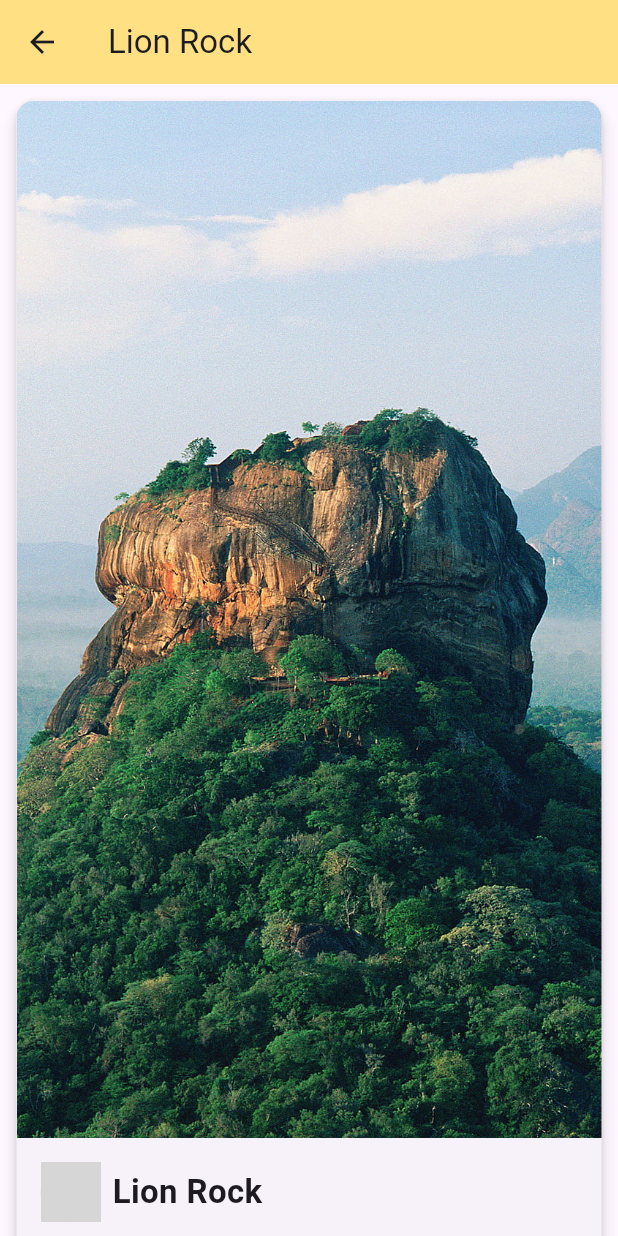
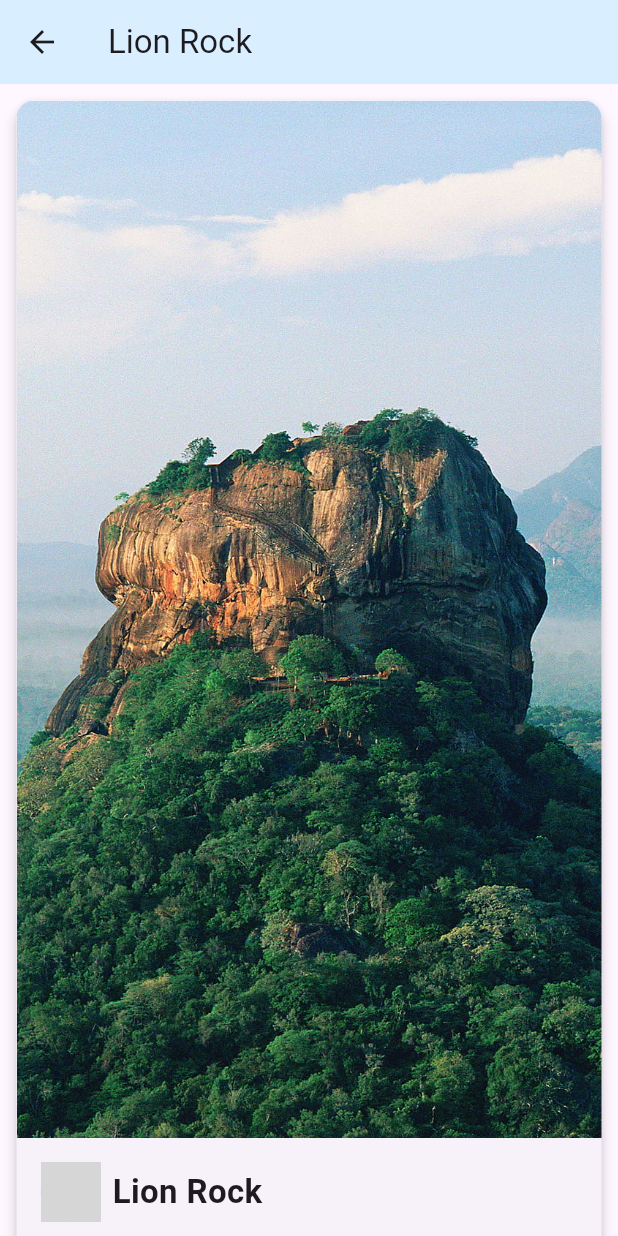
Before and after one commit to R-veesh/Sri_Traveler, a Flutter app: the TripDetailScreen screen opened directly with sample values from the repository, on a phone screen of 412 x 824 dp. Run offline on Flutter 3.47's test engine with Material 3 defaults, Android fonts, the phone set to English and light mode, and no system bars; our stand-ins replace cloud_firestore, firebase_auth, firebase_core, image_picker, line_icons; accounts and stored records are empty; grey boxes are pictures that could not be loaded.

Commit message:
fix color

```diff
--- a/lib/home/TripScreen/TripDetailScreen.dart
+++ b/lib/home/TripScreen/TripDetailScreen.dart
@@ -1,6 +1,5 @@
 import 'package:flutter/material.dart';
 import 'package:sri_traveler/home/TripScreen/trip.dart';
-import 'package:sri_traveler/home/TripScreen/trip_references.dart';
 
 class TripDetailScreen extends StatefulWidget {
   final Trip trip;
@@ -23,7 +22,7 @@ class _TripDetailScreenState extends State<TripDetailScreen> {
     return Scaffold(
       appBar: AppBar(
         title: Text(widget.trip.tripName),
-        backgroundColor: Colors.amber[200],
+        backgroundColor: const Color.fromARGB(129, 180, 230, 255),
       ),
       body: SingleChildScrollView(
         child: Padding(
@@ -72,7 +71,7 @@ class _TripDetailScreenState extends State<TripDetailScreen> {
                         style: TextStyle(fontSize: 14),
                       ),
                       Padding(
-                        padding: const EdgeInsets.fromLTRB(205, 0, 0, 0),
+                        padding: const EdgeInsets.fromLTRB(205, 5, 0, 0),
                         child: Container(
                           padding: const EdgeInsets.symmetric(
                               horizontal: 12, vertical: 6),
```
